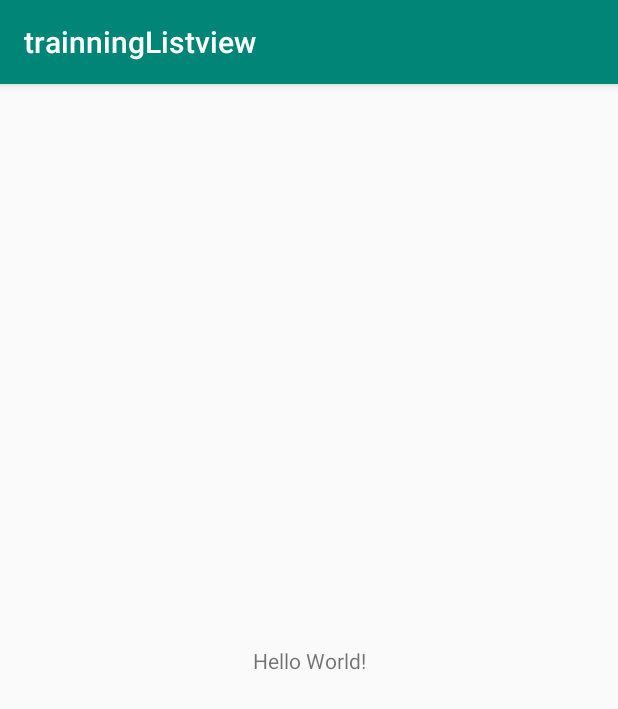
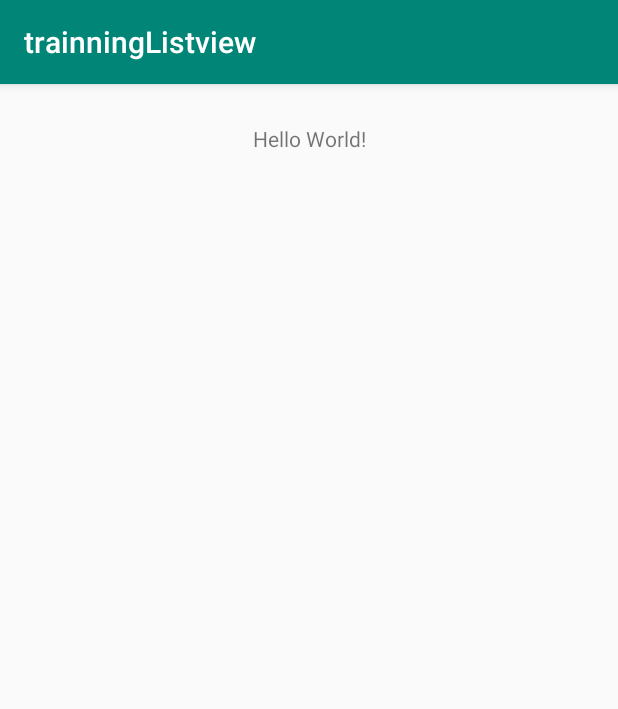
Before and after one commit to pii-programmer/trainningListview, an Android app: the screen it shows after launch (MainActivity), on a phone screen of 412 x 824 dp. Shown: the top 709 px of the screen. Run offline under Robolectric (Android 15) with nearby library versions, the phone set to English and light mode, and no system bars.

Commit message:
listviewの最親padding

```diff
--- a/app/src/main/res/layout/activity_main.xml
+++ b/app/src/main/res/layout/activity_main.xml
@@ -1,9 +1,12 @@
 <?xml version="1.0" encoding="utf-8"?>
-<androidx.constraintlayout.widget.ConstraintLayout xmlns:android="http://schemas.android.com/apk/res/android"
+<androidx.constraintlayout.widget.ConstraintLayout
+    xmlns:android="http://schemas.android.com/apk/res/android"
     xmlns:app="http://schemas.android.com/apk/res-auto"
     xmlns:tools="http://schemas.android.com/tools"
     android:layout_width="match_parent"
-    android:layout_height="match_parent"
+    android:layout_height="72dp"
+    android:paddingStart="16dp"
+    android:paddingEnd="16dp"
     tools:context=".MainActivity">
 
     <TextView
```
